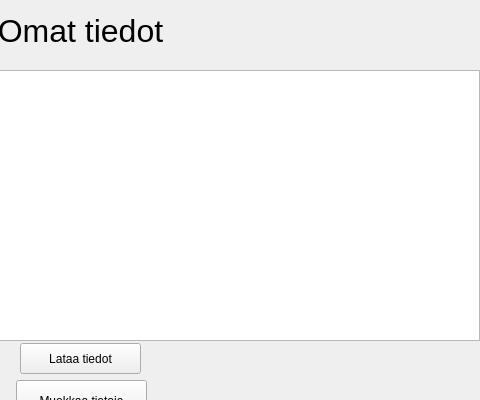
22kmo-project/group_6, file frontend/tietowindow.ui: the form before one commit; both pictures show x 320 to 800 and y 0 to 400 of the 800 by 600 pixel window.
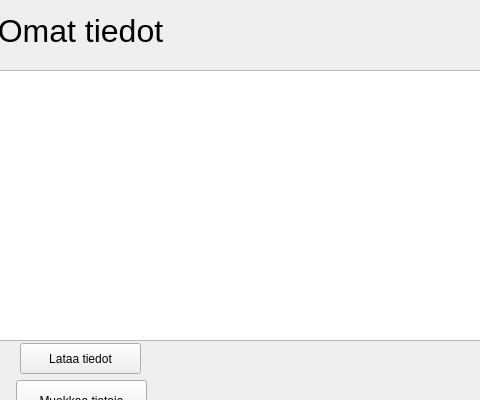
The form after the commit.

Patch:
```diff
--- a/frontend/tietowindow.ui
+++ b/frontend/tietowindow.ui
@@ -89,7 +89,7 @@
     <rect>
      <x>0</x>
      <y>70</y>
-     <width>800</width>
+     <width>801</width>
      <height>271</height>
     </rect>
    </property>
```
Left out of the diff: 2 changed lines with no effect on the pictures.
